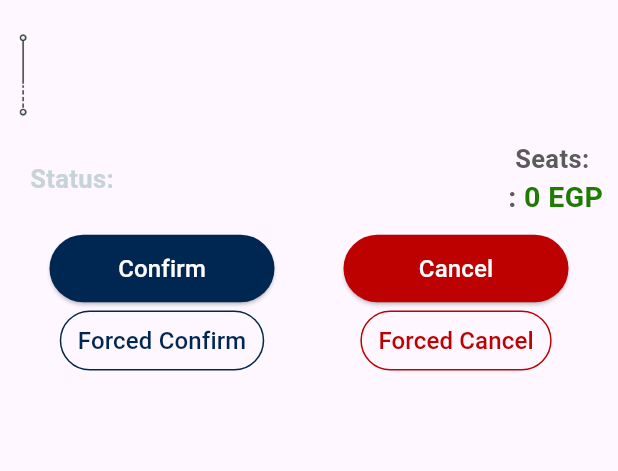
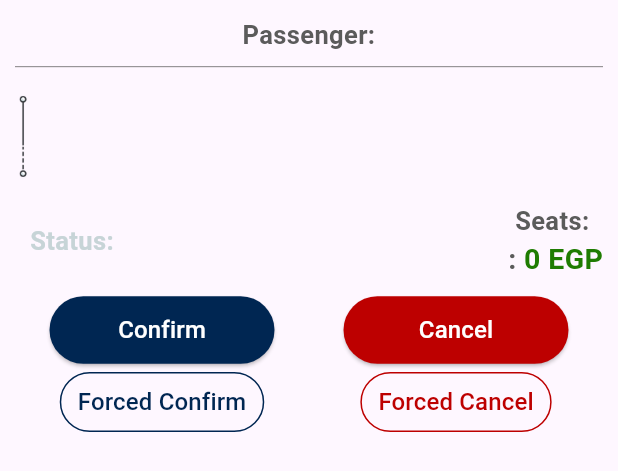
Before and after one commit to Adham-Abdelmaksoud/Car-Sharing-App, a Flutter app: the OrdersListItem widget shown alone on an empty page, opened directly with empty values, on a phone screen of 412 x 824 dp. Shown: the top 471 px of the screen. Run offline on Flutter 3.47's test engine with Material 3 defaults, Android fonts, the light colour scheme and no system bars; our stand-ins replace firebase_auth, firebase_core, firebase_database, shared_preferences, sqflite; accounts and stored records are empty.

Commit message:
Added passenger name to pending order list item, and inserted passneger and order IDs to driver routes collection

```diff
--- a/lib/Model/Remote/UserDatabase.dart
+++ b/lib/Model/Remote/UserDatabase.dart
@@ -65,12 +65,17 @@ class UserDatabase{
     }
   }
   void submitOrder(Map route) async{
-    DatabaseReference newRef = getPassengerHistoryDatabaseReference(route['PassengerId']).push();
-    String newKey = await newRef.key!;
-    route['Key'] = newKey;
-    newRef.set(route);
+    DatabaseReference orderRef = getPassengerHistoryDatabaseReference(route['PassengerId']).push();
+    String orderKey = await orderRef.key!;
+    String routeKey = route['Key'];
+    route['Key'] = orderKey;
+    orderRef.set(route);
 
-    getDriverOrdersDatabaseReference(route['DriverId']).child(newKey).set(route);
+    getDriverOrdersDatabaseReference(route['DriverId']).child(orderKey).set(route);
+
+    getDriverRoutesDatabaseReference(route['DriverId']).child(routeKey).child('Passengers').child(route['PassengerId']).update({
+      'OrderId': orderKey
+    });
   }
 
   void removeRouteFromPassengerCart(String userId, String routeId){
--- a/lib/View/AppMainScreen/Driver/OrdersListItem.dart
+++ b/lib/View/AppMainScreen/Driver/OrdersListItem.dart
@@ -13,6 +13,8 @@ class OrdersListItem extends StatefulWidget {
 class _OrdersListItemState extends State<OrdersListItem> {
   UserDatabase userDB = UserDatabase();
 
+  Map passengerInfo = {};
+
   Color getStatusColor(String status){
     if(status == 'Pending'){
       return textGreyColor;
@@ -26,6 +28,17 @@ class _OrdersListItemState extends State<OrdersListItem> {
     return primaryColor;
   }
 
+  void setPassengerInfo() async{
+    passengerInfo = await userDB.getUserInfo(widget.route['PassengerId']);
+    print(passengerInfo);
+  }
+
+  @override
+  void initState() {
+    setPassengerInfo();
+    super.initState();
+  }
+
   @override
   Widget build(BuildContext context) {
     return Padding(
@@ -33,6 +46,42 @@ class _OrdersListItemState extends State<OrdersListItem> {
       child: Column(
         crossAxisAlignment: CrossAxisAlignment.end,
         children: [
+          Padding(
+            padding: const EdgeInsets.only(top: 5, bottom: 7),
+            child: Row(
+              mainAxisAlignment: MainAxisAlignment.center,
+              children: [
+                Expanded(
+                  child: Text.rich(
+                    textAlign: TextAlign.center,
+                    TextSpan(
+                      style: TextStyle(
+                        fontSize: 17,
+                        fontWeight: FontWeight.bold,
+                      ),
+                      children: [
+                        TextSpan(
+                          text: 'Passenger: ',
+                          style: TextStyle(color: textGreyColor,),
+                        ),
+                        TextSpan(
+                          text: passengerInfo['Username'],
+                          style: TextStyle(color: secondaryColor),
+                        )
+                      ]
+                    ),
+                  ),
+                ),
+              ],
+            ),
+          ),
+
+          Divider(
+            height: 5,
+            thickness: 0.5,
+            color: textGreyColor,
+          ),
+
           ListTile(
               minLeadingWidth: 0,
               contentPadding: EdgeInsets.all(0),
--- a/lib/main.dart
+++ b/lib/main.dart
@@ -1,4 +1,3 @@
-import 'package:car_sharing_app/View/TripDetailsScreen/TripDetailsScreen.dart';
 import 'package:car_sharing_app/resources/colors.dart';
 import 'package:firebase_core/firebase_core.dart';
 import 'package:flutter/material.dart';
```
